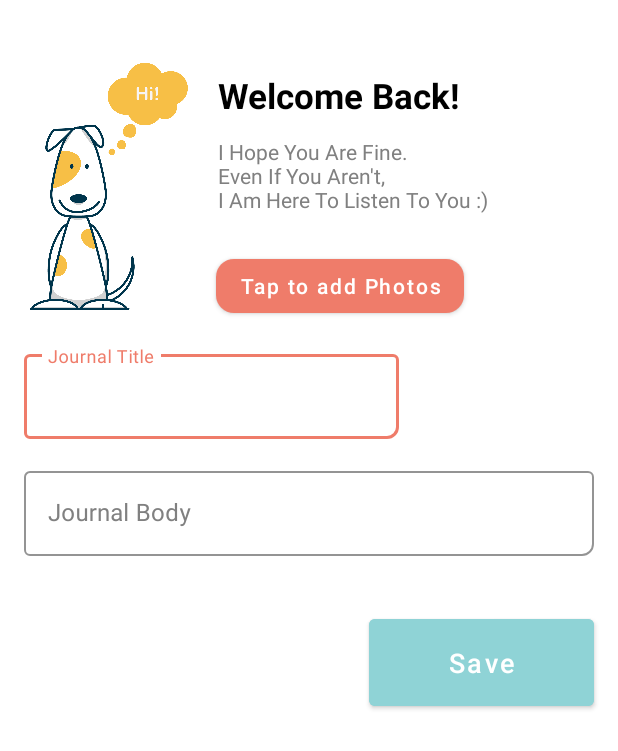
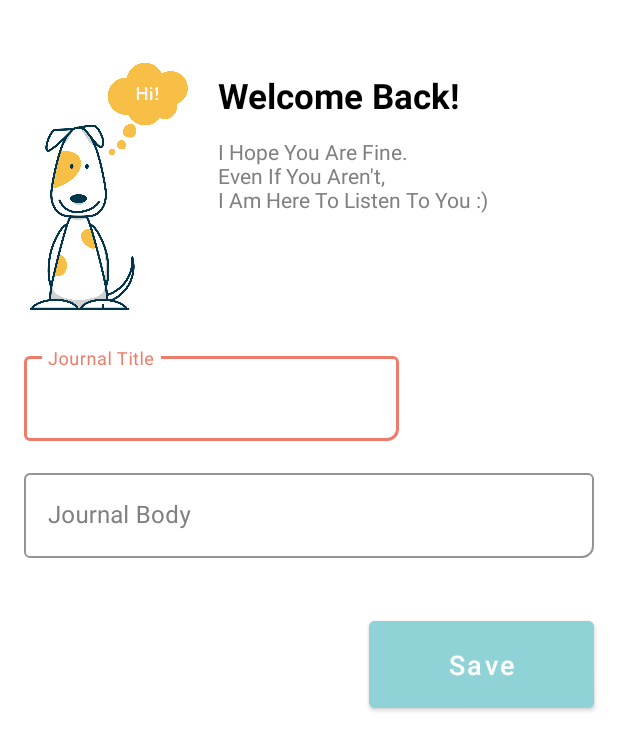
Before and after one commit to PrashannaR/myDailyJournal-, an Android app: the AddJournal screen opened directly, with no data from a screen before it, on a phone screen of 412 x 824 dp. Shown: the top 751 px of the screen. Run offline under Robolectric (Android 15) with nearby library versions, the light colour scheme and no system bars.

Commit message:
Minor fixes

```diff
--- a/app/src/main/java/com/example/mydailyjournal/DisplayOrEditJournal.java
+++ b/app/src/main/java/com/example/mydailyjournal/DisplayOrEditJournal.java
@@ -44,6 +44,7 @@ public class DisplayOrEditJournal extends AppCompatActivity {
                 Intent intent = new Intent(getApplicationContext(), EditJournal.class);
                 intent.putExtra("ID", model.getID());
                 startActivity(intent);
+                finish();
 
             }
         });
@@ -54,6 +55,7 @@ public class DisplayOrEditJournal extends AppCompatActivity {
                 dbJournal.delete(model.getID());
                 startActivity(new Intent(getApplicationContext(), SeeJournal.class));
                 Toast.makeText(getApplicationContext(), "Journal Deleted", Toast.LENGTH_SHORT).show();
+                finish();
 
             }
         });
--- a/app/src/main/java/com/example/mydailyjournal/EditJournal.java
+++ b/app/src/main/java/com/example/mydailyjournal/EditJournal.java
@@ -66,8 +66,6 @@ public class EditJournal extends AppCompatActivity {
 
                 if(id == model.getID()){
                     Toast.makeText(EditJournal.this, "Journal Successfully Updated", Toast.LENGTH_SHORT).show();
-                }else {
-                    Toast.makeText(EditJournal.this, "Re try", Toast.LENGTH_SHORT).show();
                 }
 
                 Intent intent = new Intent(EditJournal.this, DisplayOrEditJournal.class);
--- a/app/src/main/res/layout/activity_add_journal.xml
+++ b/app/src/main/res/layout/activity_add_journal.xml
@@ -44,25 +44,12 @@
             app:layout_constraintStart_toEndOf="@+id/imageView2"
             app:layout_constraintTop_toBottomOf="@+id/name" />
 
-        <Button
-            android:id="@+id/btnPhoto"
-            android:layout_width="wrap_content"
-            android:layout_height="wrap_content"
-            android:layout_marginStart="144dp"
-            android:layout_marginTop="24dp"
-            android:text="@string/tap_to_add_photos"
-            android:textAllCaps="false"
-            app:cornerRadius="12dp"
-            app:layout_constraintStart_toStartOf="parent"
-            app:layout_constraintTop_toBottomOf="@+id/textView5" />
-
         <com.google.android.material.textfield.TextInputLayout
             android:id="@+id/titleInputLayout"
             style="@style/Widget.MaterialComponents.TextInputLayout.OutlinedBox"
             android:layout_width="250dp"
             android:layout_height="wrap_content"
             android:layout_marginStart="16dp"
-            android:layout_marginTop="16dp"
             android:hint="@string/journal_title"
             android:textColorHint="@color/grey"
             app:boxCornerRadiusBottomEnd="8dp"
@@ -70,7 +57,7 @@
             app:endIconMode="clear_text"
             app:endIconTint="@color/black"
             app:layout_constraintStart_toStartOf="parent"
-            app:layout_constraintTop_toBottomOf="@+id/btnPhoto">
+            app:layout_constraintTop_toBottomOf="@+id/imageView2">
 
             <com.google.android.material.textfield.TextInputEditText
                 android:id="@+id/titleEditText"
```
Also changed, not shown: app/src/main/res/layout/activity_edit_journal.xml (+1 -14 lines).
